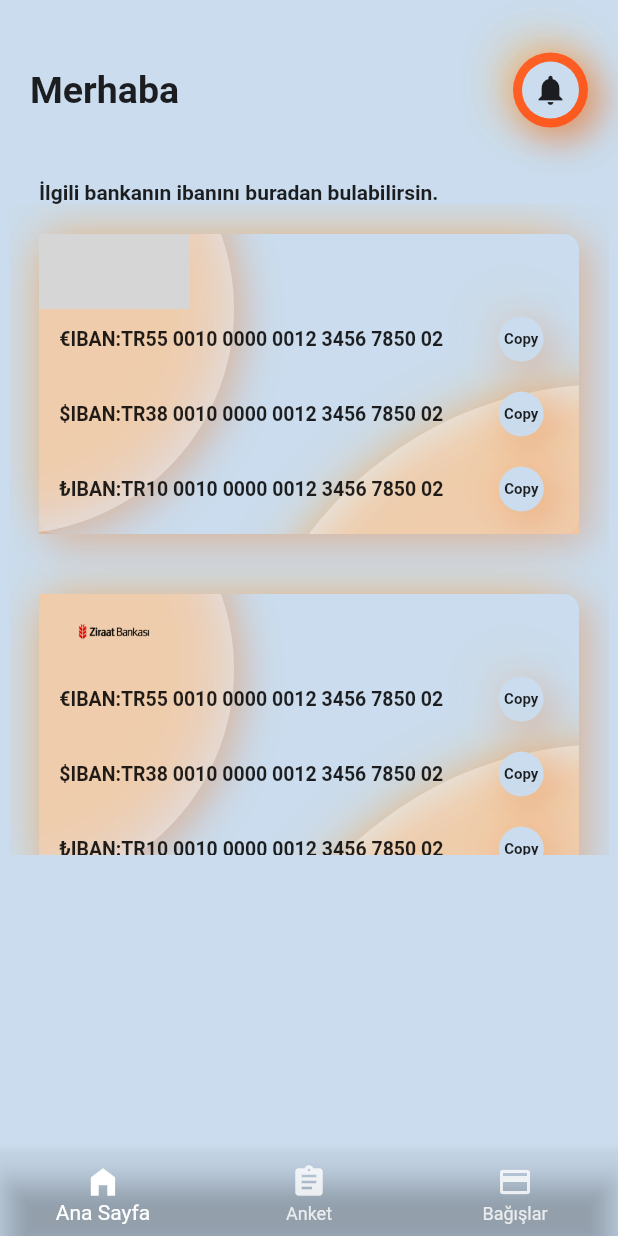
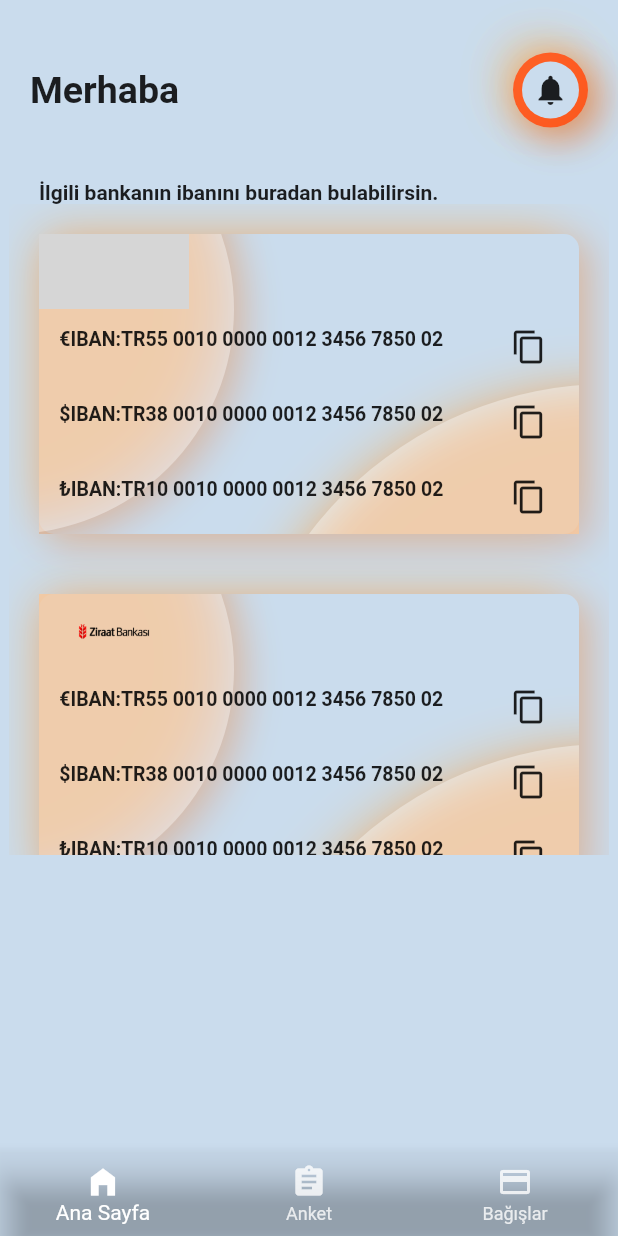
Before and after one commit to aydemiromer/FlutterFestivaliHackathon-GO, a Flutter app: the screen it shows after launch, after a tap on the "skip next" icon, after a tap on the "done" icon, on a phone screen of 412 x 824 dp. Run offline on Flutter 3.47's test engine with Material 2 defaults, Android fonts, the phone set to English and light mode, and no system bars; our stand-ins replace intro_slider; missing offline and left inert: clipboard, polls; Roboto replaces fonts that are missing (Circular); grey boxes are pictures that could not be loaded.

Commit message:
iban copy created

```diff
--- a/lib/Widgets/cardDetail.dart
+++ b/lib/Widgets/cardDetail.dart
@@ -1,5 +1,6 @@
 import 'package:flutter/material.dart';
 import 'package:go/data.dart';
+import 'package:clipboard/clipboard.dart';
 
 class CardDetails extends StatelessWidget {
   @override
@@ -46,30 +47,34 @@ class CardDetails extends StatelessWidget {
           //'₺IBAN:TR1000 1000 0000 12345678 5002',
           style: TextStyle(fontSize: 13, fontWeight: FontWeight.bold),
         ),
-        copy(),
+        copy(text),
       ],
     );
   }
 
-  Align copy() {
+  Align copy(String text) {
     return Align(
       alignment: Alignment.bottomRight,
       child: Padding(
         padding: const EdgeInsets.all(10.0),
         child: Container(
           child: Center(
-            child: Text(
-              'Copy',
-              style: TextStyle(fontSize: 10, fontWeight: FontWeight.w600),
+            child: IconButton(
+              icon: Icon(
+                Icons.content_copy,
+              ),
+              onPressed: () {
+                FlutterClipboard.copy(text).then((value) => print('copied'));
+              },
             ),
           ),
           width: 30,
           height: 30,
-          decoration: BoxDecoration(
+          /*decoration: BoxDecoration(
             color: primaryColor,
             boxShadow: customShadow,
             borderRadius: BorderRadius.circular(20),
-          ),
+          ),*/
         ),
       ),
     );
--- a/lib/Widgets/cardsection.dart
+++ b/lib/Widgets/cardsection.dart
@@ -1,6 +1,7 @@
 import 'package:flutter/material.dart';
 import 'package:go/data.dart';
 import 'package:go/Widgets/cardDetail.dart';
+import 'package:clipboard/clipboard.dart';
 
 class CardSection extends StatelessWidget {
   const CardSection({Key key}) : super(key: key);
@@ -217,30 +218,34 @@ Row cardText(String text) {
         //'₺IBAN:TR1000 1000 0000 12345678 5002',
         style: TextStyle(fontSize: 13, fontWeight: FontWeight.bold),
       ),
-      copy(),
+      copy(text),
     ],
   );
 }
 
-Align copy() {
+Align copy(String text) {
   return Align(
     alignment: Alignment.bottomRight,
     child: Padding(
       padding: const EdgeInsets.all(10.0),
       child: Container(
         child: Center(
-          child: Text(
-            'Copy',
-            style: TextStyle(fontSize: 10, fontWeight: FontWeight.w600),
+          child: IconButton(
+            icon: Icon(
+              Icons.content_copy,
+            ),
+            onPressed: () {
+              FlutterClipboard.copy(text).then((value) => print('copied'));
+            },
           ),
         ),
         width: 30,
         height: 30,
-        decoration: BoxDecoration(
+        /* decoration: BoxDecoration(
           color: primaryColor,
           boxShadow: customShadow,
           borderRadius: BorderRadius.circular(20),
-        ),
+        ),*/
       ),
     ),
   );
--- a/pubspec.yaml
+++ b/pubspec.yaml
@@ -31,6 +31,7 @@ dependencies:
   intro_slider: ^2.4.0
   fancy_bottom_navigation: ^0.3.3
   polls: ^0.2.2
+  clipboard: ^0.1.3
 
 dev_dependencies:
   flutter_test:
```
Also changed, not shown: pubspec.lock.
